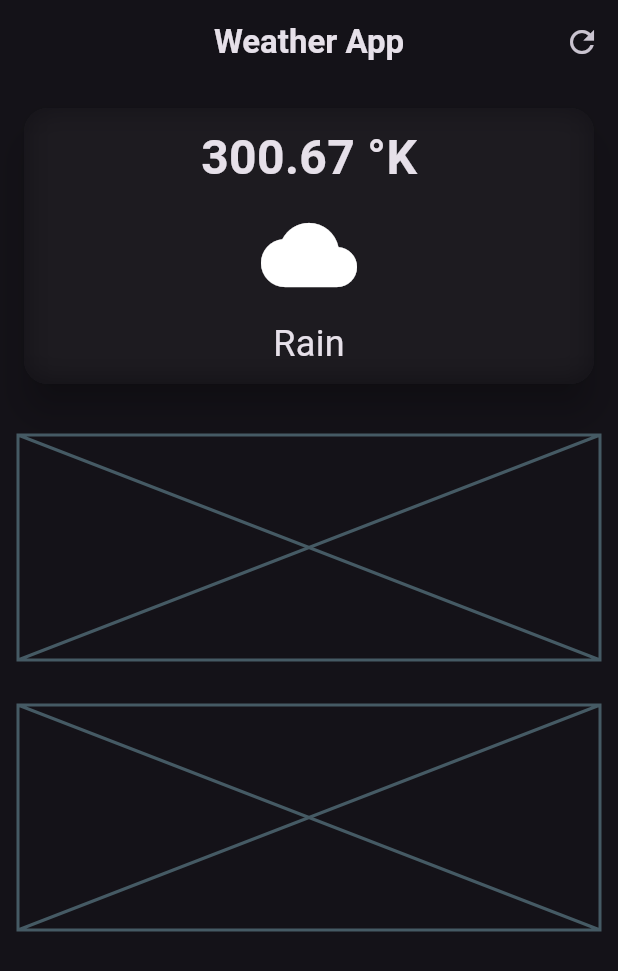
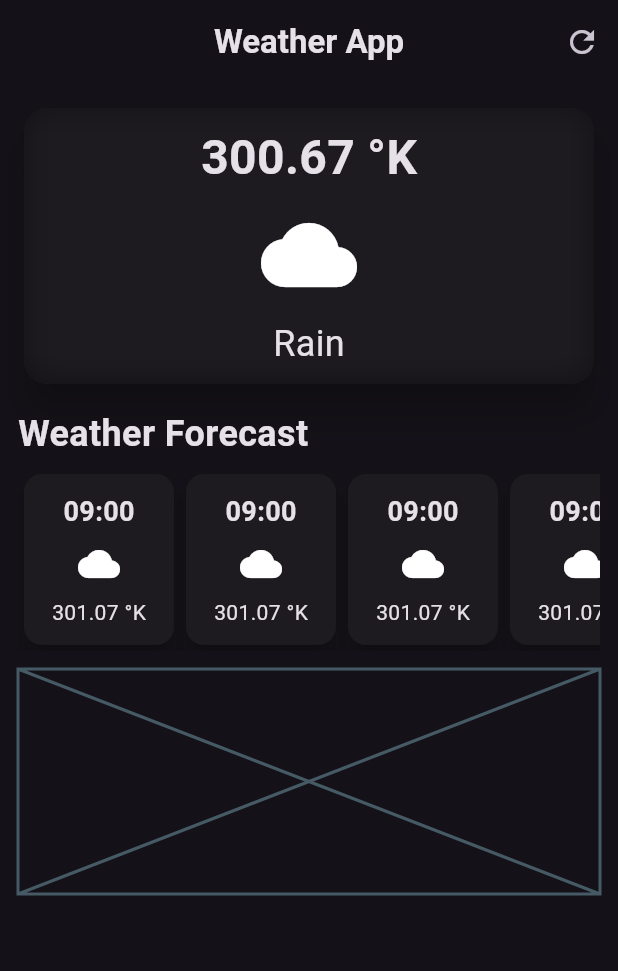
Before and after one commit to avadhksapariya/weather-app, a Flutter app: the screen it shows after launch, on a phone screen of 412 x 824 dp. Shown: the top 971 px of the screen. Run offline on Flutter 3.47's test engine with Material 3 defaults, Android fonts, the phone set to English and light mode, and no system bars.

Commit message:
Initial custom weather forecast card UI done.

```diff
--- /dev/null
+++ b/lib/custom_card.dart
@@ -0,0 +1,32 @@
+import 'package:flutter/material.dart';
+
+class HourlyForecastCard extends StatelessWidget {
+  const HourlyForecastCard({super.key});
+
+  @override
+  Widget build(BuildContext context) {
+    return Card(
+      elevation: 6,
+      child: Container(
+        width: 100,
+        padding: const EdgeInsets.all(12.0),
+        decoration: BoxDecoration(
+          borderRadius: BorderRadius.circular(12),
+        ),
+        child: const Column(
+          children: [
+            Text('09:00', style: TextStyle(fontSize: 18, fontWeight: FontWeight.bold),),
+            SizedBox(
+              height: 8,
+            ),
+            Icon(Icons.cloud, size: 28,),
+            SizedBox(
+              height: 8,
+            ),
+            Text('301.07 °K'),
+          ],
+        ),
+      ),
+    );
+  }
+}
--- a/lib/weather_screen.dart
+++ b/lib/weather_screen.dart
@@ -1,6 +1,7 @@
 import 'dart:ui';
 
 import 'package:flutter/material.dart';
+import 'package:weather_app/custom_card.dart';
 
 class WeatherScreen extends StatelessWidget {
   const WeatherScreen({super.key});
@@ -18,6 +19,7 @@ class WeatherScreen extends StatelessWidget {
       body: Padding(
         padding: const EdgeInsets.all(12.0),
         child: Column(
+          crossAxisAlignment: CrossAxisAlignment.start,
           children: [
             // main card
             SizedBox(
@@ -48,14 +50,27 @@ class WeatherScreen extends StatelessWidget {
               ),
             ),
             const SizedBox(
-              height: 30,
+              height: 12,
             ),
             // card row
-            const Placeholder(
-              fallbackHeight: 150,
+            const Text('Weather Forecast', style: TextStyle(fontSize: 24, fontWeight: FontWeight.bold),),
+            const SizedBox(
+              height: 6,
+            ),
+            const SingleChildScrollView(
+              scrollDirection: Axis.horizontal,
+              child: Row(
+                children: [
+                  HourlyForecastCard(),
+                  HourlyForecastCard(),
+                  HourlyForecastCard(),
+                  HourlyForecastCard(),
+                  HourlyForecastCard(),
+                ],
+              ),
             ),
             const SizedBox(
-              height: 30,
+              height: 12,
             ),
             // misc. info.
             const Placeholder(
```
